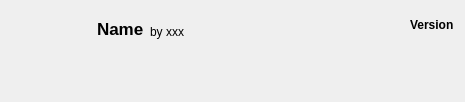
Above: src/ui/local/localmodfileitemwidget.ui from kaniol-lck/modmanager before the change. Below: the same form after it.
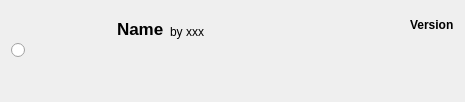
That is the form after the change.

The edit to the form file:
```diff
--- a/src/ui/local/localmodfileitemwidget.ui
+++ b/src/ui/local/localmodfileitemwidget.ui
@@ -11,7 +11,14 @@
    </rect>
   </property>
   <layout class="QGridLayout" name="gridLayout">
-   <item row="0" column="0" rowspan="3">
+   <item row="0" column="0" rowspan="2">
+    <layout class="QVBoxLayout" name="verticalLayout_2">
+     <item>
+      <widget class="QRadioButton" name="radioButton"/>
+     </item>
+    </layout>
+   </item>
+   <item row="0" column="1" rowspan="2">
     <widget class="QLabel" name="modIcon">
      <property name="sizePolicy">
       <sizepolicy hsizetype="Fixed" vsizetype="Fixed">
@@ -36,7 +43,7 @@
      </property>
     </widget>
    </item>
-   <item row="0" column="1">
+   <item row="0" column="2">
     <layout class="QHBoxLayout" name="horizontalLayout_3">
      <item>
       <widget class="QLabel" name="modName">
@@ -141,7 +148,7 @@
      </item>
     </layout>
    </item>
-   <item row="1" column="1">
+   <item row="1" column="2">
     <widget class="QLabel" name="modDescription">
      <property name="sizePolicy">
       <sizepolicy hsizetype="Expanding" vsizetype="Expanding">
```
Left out of the diff: 4 changed lines with no effect on the pictures.
